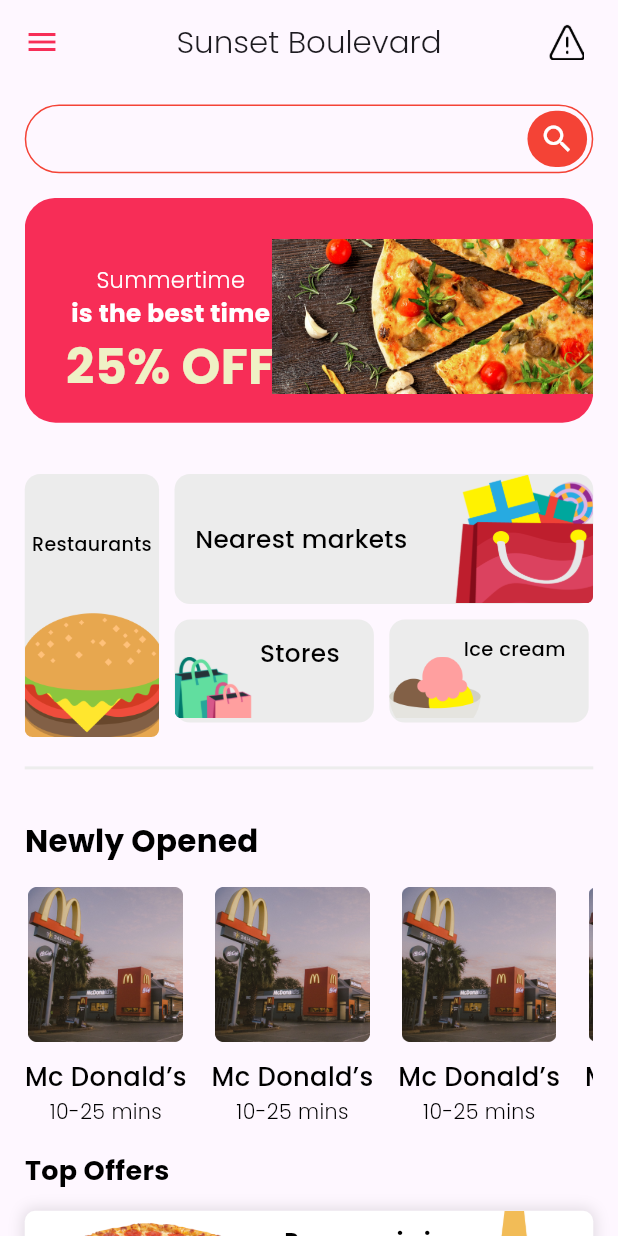
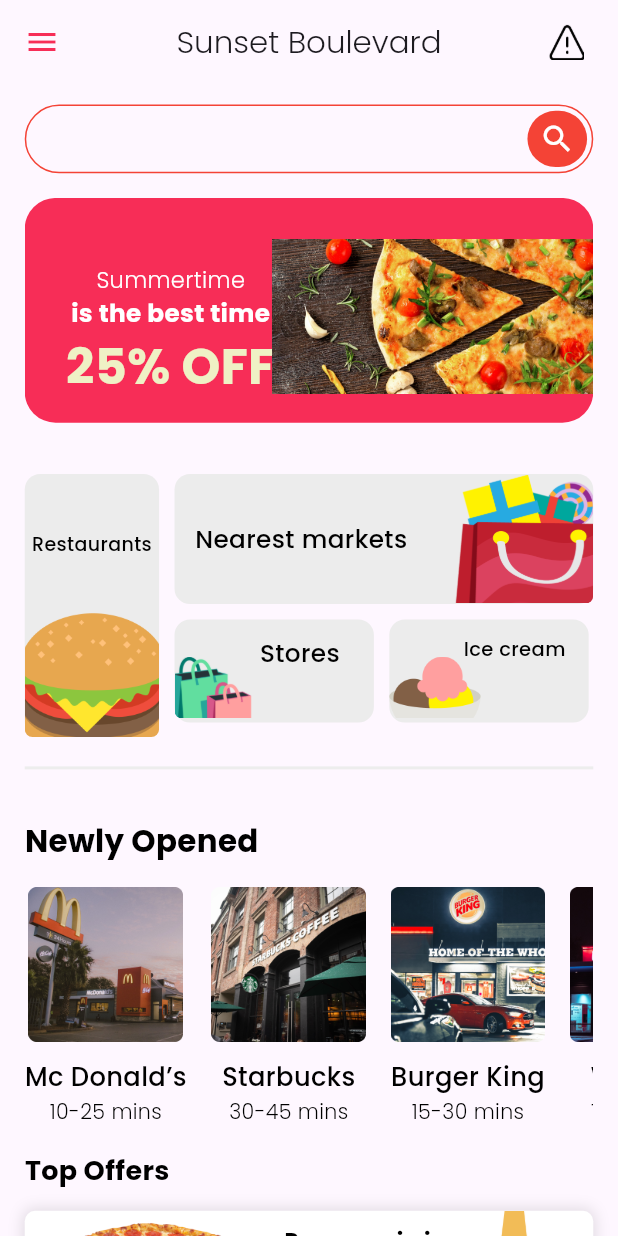
Before and after one commit to hgajipara246/taste_now, a Flutter app: the screen it shows after launch, on a phone screen of 412 x 824 dp. Run offline on Flutter 3.47's test engine with Material 2 defaults, Android fonts, the phone set to English and light mode, and no system bars; our stand-ins replace animated_text_kit, flutter_screenutil, get.

Commit message:
16/7/2023

```diff
--- a/lib/view/home_screen/home_binding.dart
+++ b/lib/view/home_screen/home_binding.dart
@@ -4,7 +4,6 @@
 class HomeBinding implements Bindings {
   @override
   void dependencies() {
-    // TODO: implement dependencies
     Get.put<HomeController>(HomeController());
   }
 }
--- a/lib/view/home_screen/home_screen.dart
+++ b/lib/view/home_screen/home_screen.dart
@@ -1,9 +1,11 @@
 import 'package:flutter/material.dart';
 import 'package:flutter_screenutil/flutter_screenutil.dart';
+import 'package:get/get.dart';
 import 'package:taste_now/res/constant/app_assets.dart';
 import 'package:taste_now/res/constant/app_string.dart';
+import 'package:taste_now/view/home_screen/home_controller.dart';
 
-class HomeScreen extends StatelessWidget {
+class HomeScreen extends GetView<HomeController> {
   const HomeScreen({super.key});
 
   @override
@@ -331,12 +333,12 @@
                       crossAxisAlignment: CrossAxisAlignment.center,
                       children: [
                         Image.asset(
-                          "assets/images/home_screen_image/makeD.png",
+                          "${controller.tasteNowModelNewlyOpened.newlyOpened![index].image}",
                           height: ScreenUtil().screenHeight / 8,
                         ),
                         SizedBox(height: ScreenUtil().screenHeight / 70),
                         Text(
-                          'Mc Donald’s',
+                          "${controller.tasteNowModelNewlyOpened.newlyOpened![index].title}",
                           style: TextStyle(
                             color: Colors.black,
                             fontSize: ScreenUtil().screenWidth / 24,
@@ -346,7 +348,7 @@
                           overflow: TextOverflow.visible,
                         ),
                         Text(
-                          '10-25 mins',
+                          "${controller.tasteNowModelNewlyOpened.newlyOpened![index].time}",
                           style: TextStyle(
                             color: Colors.black,
                             fontSize: ScreenUtil().screenWidth / 30,
```
